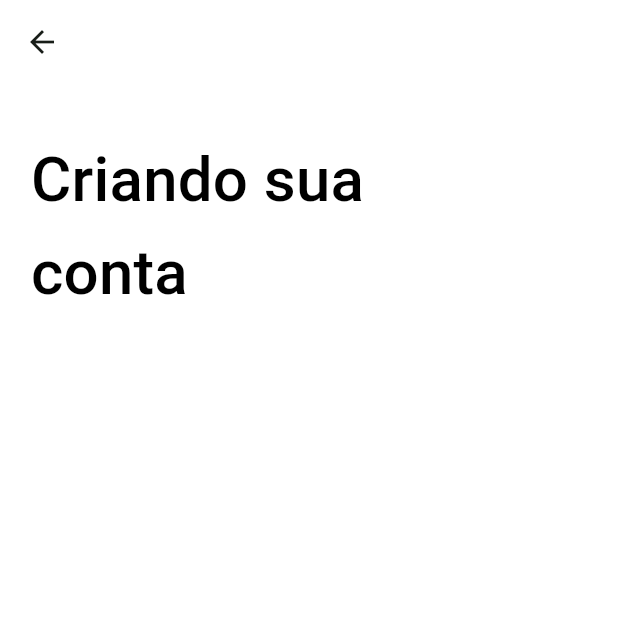
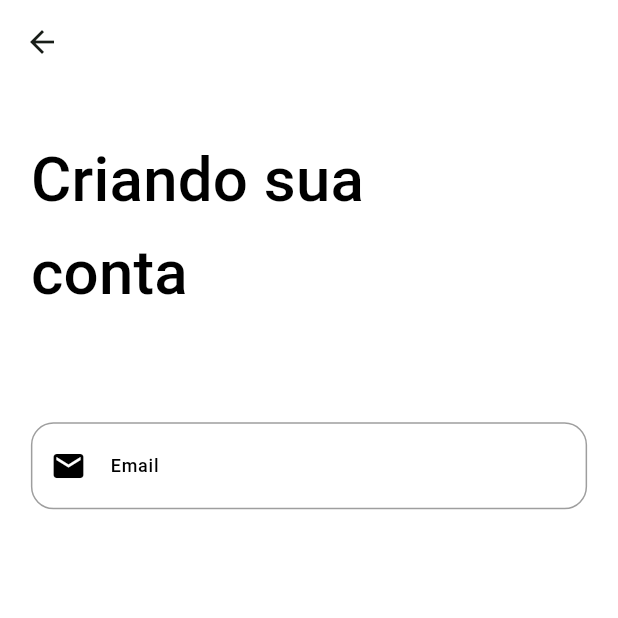
Before and after one commit to JoseVinicius-P/AluExpress-Flutter, a Flutter app: the CreateAccountPage screen opened by its route, on a phone screen of 412 x 824 dp, the top half of it. Run offline on Flutter 3.47's test engine with Material 2 defaults, Android fonts, the phone set to English and light mode, and no system bars; drawn by our look-alikes of auto_size_text; our stand-ins replace carousel_slider, device_preview, flutter_modular, flutter_triple, mask_text_input_formatter, responsive_builder.

Commit message:
feat: Adicionando campo de texto

```diff
--- a/lib/app/modules/authentication/pages/create_account_page.dart
+++ b/lib/app/modules/authentication/pages/create_account_page.dart
@@ -1,4 +1,5 @@
 import 'package:flutter/material.dart';
+import 'package:luguel/app/modules/authentication/widgets/text_field_widget.dart';
 import 'package:luguel/app/modules/authentication/widgets/title_widget.dart';
 import 'package:responsive_builder/responsive_builder.dart';
 
@@ -24,7 +25,16 @@ class CreateAccountPageState extends State<CreateAccountPage> {
               textAlign: TextAlign.left,
             ),
             Expanded(
-                child: SizedBox()
+                child: Column(
+                  children: [
+                    TextFieldWidget(
+                        hint: 'Email',
+                        enable: true,
+                        icon: Icons.email,
+                        keyboardType: TextInputType.emailAddress
+                    )
+                  ],
+                )
             ),
             Expanded(
                 child: SizedBox()
--- /dev/null
+++ b/lib/app/modules/authentication/widgets/text_field_widget.dart
@@ -0,0 +1,98 @@
+import 'package:flutter/material.dart';
+import 'package:flutter/services.dart';
+import 'package:mask_text_input_formatter/mask_text_input_formatter.dart';
+
+class TextFieldWidget extends StatefulWidget {
+  final String hint;
+  final bool enable;
+  final String? error;
+  final MaskTextInputFormatter? maskFormatter;
+  final IconData icon;
+  final TextInputType keyboardType;
+  final int? maxLength;
+  final TextEditingController? controller;
+
+  const TextFieldWidget({
+    Key? key,
+    required this.hint,
+    this.maskFormatter,
+    required this.enable,
+    required this.icon,
+    required this.keyboardType,
+    this.maxLength,
+    this.controller,
+    this.error
+  }) : super(key: key);
+
+  @override
+  State<TextFieldWidget> createState() => _TextFieldWidgetState();
+}
+
+class _TextFieldWidgetState extends State<TextFieldWidget> {
+
+  @override
+  Widget build(BuildContext context) {
+    var theme = Theme.of(context);
+    return Column(
+      crossAxisAlignment: CrossAxisAlignment.start,
+      children: [
+        Container(
+          decoration: BoxDecoration(
+            borderRadius: const BorderRadius.all(
+              Radius.circular(15),
+            ),
+            border: Border.all(
+              width: 1,
+              style: BorderStyle.solid,
+              color: widget.error == null || widget.error == "" ? Colors.grey : Colors.red
+            ),
+          ),
+          child: TextFormField(
+            controller: widget.controller,
+            maxLengthEnforcement: MaxLengthEnforcement.none,
+            enabled: widget.enable,
+            inputFormatters: widget.maskFormatter != null ?
+            [
+              widget.maskFormatter!,
+              LengthLimitingTextInputFormatter(widget.maxLength),
+            ] :
+            [
+              LengthLimitingTextInputFormatter(widget.maxLength)
+            ],
+            keyboardType: widget.keyboardType,
+            onChanged: (text){},
+            //definindo estilo do texto
+            style: theme.textTheme.labelMedium,
+            cursorColor: Colors.black,
+            //retirando autocorreção de texto
+            autocorrect: false,
+            //definindo estilo do container do textfield
+            decoration: InputDecoration(
+              contentPadding: const EdgeInsets.symmetric(vertical: 20.0, horizontal: 17.0),
+              enabledBorder: OutlineInputBorder(
+                borderSide: const BorderSide(color: Colors.transparent),
+                borderRadius: BorderRadius.circular(15),
+              ),
+              focusedBorder: OutlineInputBorder(
+                borderSide: const BorderSide(color: Colors.transparent),
+                borderRadius: BorderRadius.circular(15),
+              ),
+              //Definindo hint usando varivel da classe personalizada MyStrings
+              hintText: widget.hint,
+              hintStyle: theme.textTheme.labelMedium!.copyWith(color: widget.error == null || widget.error == "" ? Colors.black : Colors.red),
+              prefixIcon: Icon(widget.icon, color: widget.error == null || widget.error == "" ? Colors.black : Colors.red),
+              filled: false,
+            ),
+          ),
+        ),
+        const SizedBox(height: 5,),
+        Text(
+        widget.error != null && widget.error != "" ? "     *${widget.error}" : "",
+          style: const TextStyle(
+            color: Colors.red
+          ),
+        )
+      ],
+    );
+  }
+}
```
